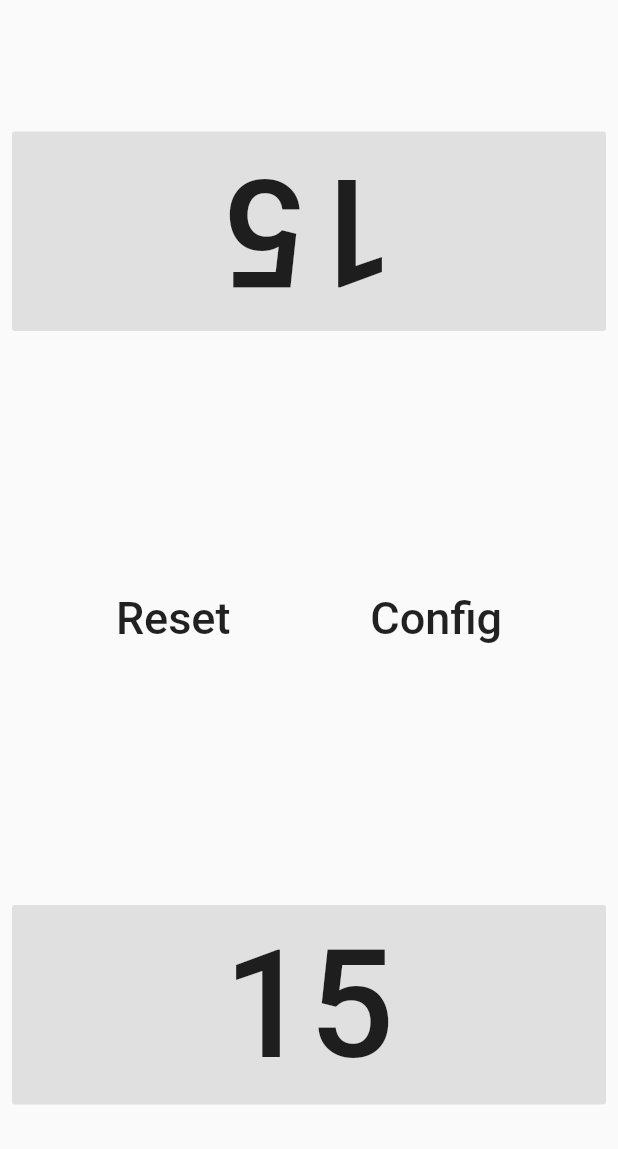
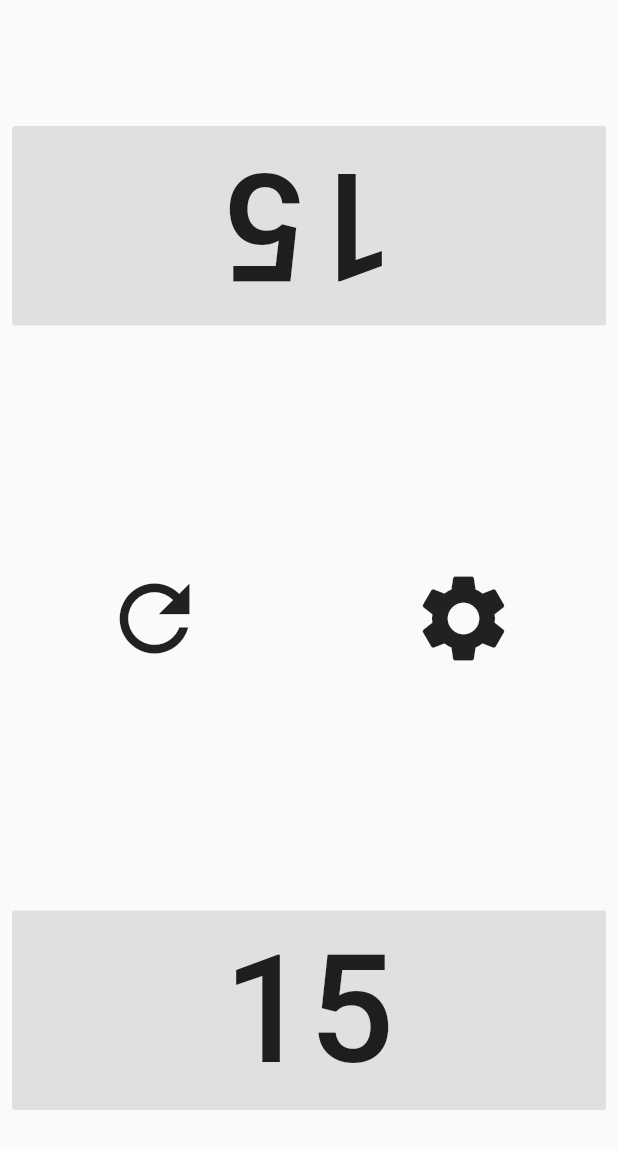
Before and after one commit to JFreakDK/chess_clock, a Flutter app: the screen it shows after launch, on a phone screen of 412 x 824 dp. Shown: the top 1149 px of the screen. Run offline on Flutter 3.47's test engine with Material 2 defaults, Android fonts, the phone set to English and light mode, and no system bars.

Commit message:
Adding icons

```diff
--- a/lib/main.dart
+++ b/lib/main.dart
@@ -2,6 +2,7 @@ import 'dart:async';
 
 import 'package:chess_clock/utils.dart';
 import 'package:flutter/material.dart';
+import 'package:flutter/widgets.dart';
 
 void main() => runApp(ChessClock());
 
@@ -57,23 +58,17 @@ class _ChessClockHomePageState extends State<ChessClockHomePage> {
               mainAxisAlignment: MainAxisAlignment.spaceEvenly,
               children: <Widget>[
                 FlatButton(
-                  child: Text('Reset', style: TextStyle(fontSize: 30.0)),
-                  onPressed: () {
-                    setState(() {
-                      player2.stop();
-                      player1.stop();
-                      player1.reset();
-                      player2.reset();
-                    });
-                  },
+                  child: Icon(Icons.refresh, size: 70.0),
+                  onPressed: _reset,
                 ),
                 if (player1.isRunning || player2.isRunning)
                   FlatButton(
-                    child: Text('Pause', style: TextStyle(fontSize: 30.0)),
+                    child: Icon(Icons.pause, size: 70.0),
                     onPressed: _stop,
                   ),
+                if (!player1.isRunning && !player2.isRunning) Container(),
                 FlatButton(
-                  child: Text('Config', style: TextStyle(fontSize: 30.0)),
+                  child: Icon(Icons.settings, size: 70.0),
                   onPressed: () => print(''),
                 ),
               ],
@@ -83,6 +78,15 @@ class _ChessClockHomePageState extends State<ChessClockHomePage> {
         ),
       ),
     );
+  }
+
+  void _reset() {
+    setState(() {
+      player2.stop();
+      player2.reset();
+      player1.stop();
+      player1.reset();
+    });
   }
 
   void _stop() {
```
